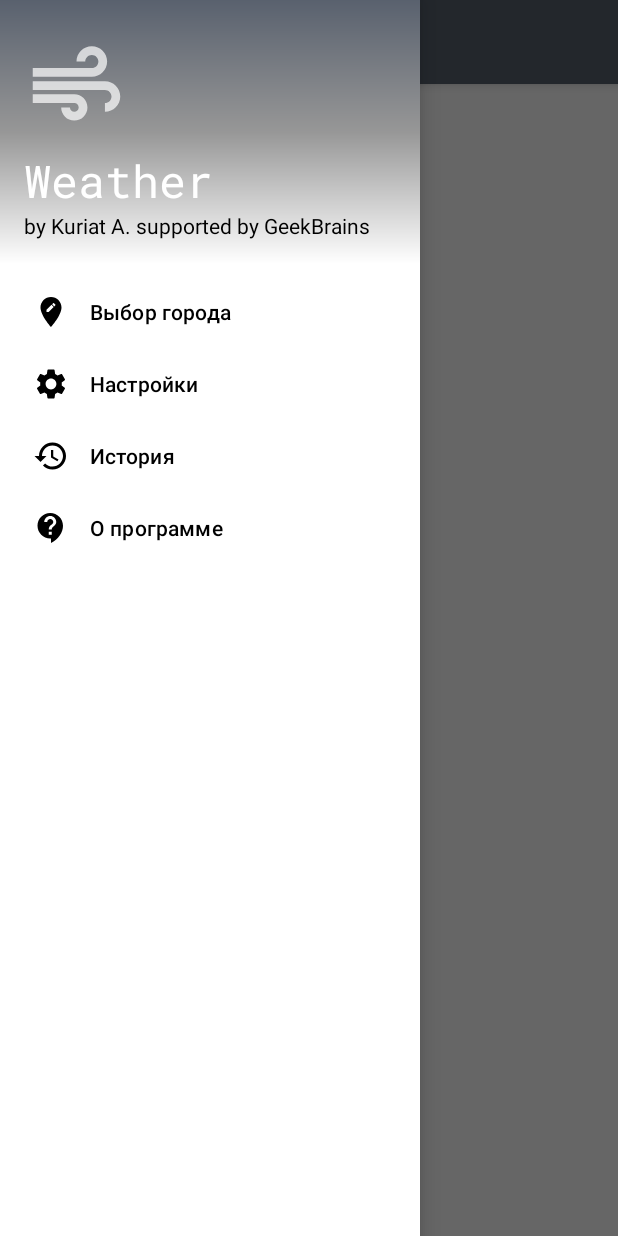
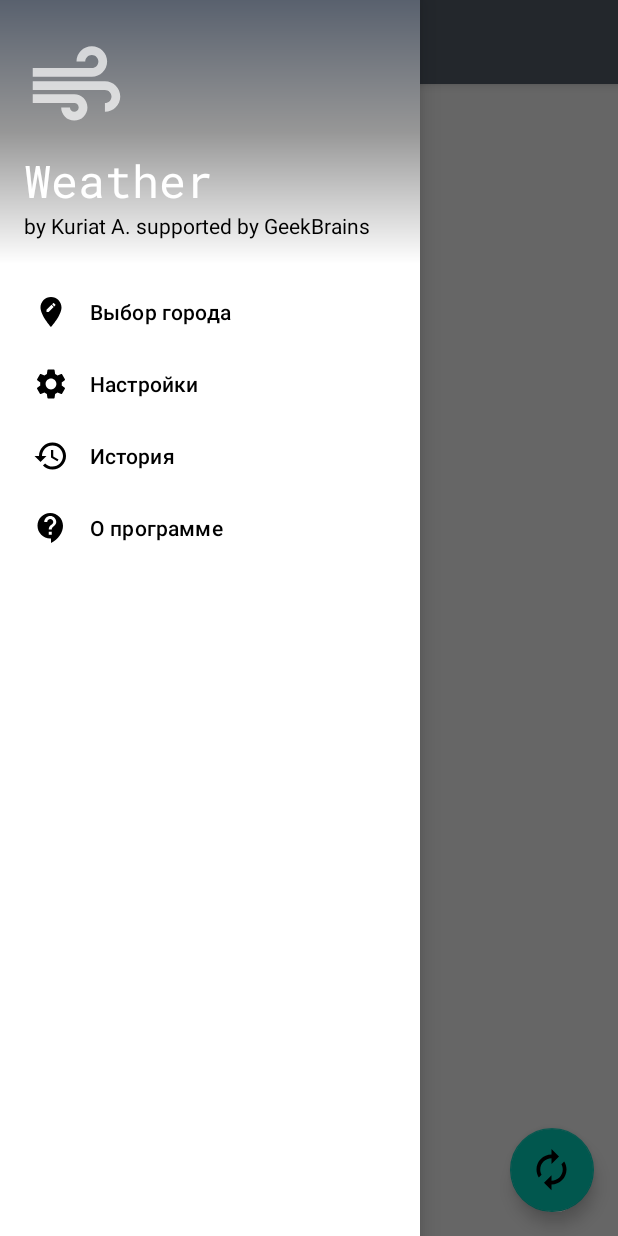
Before and after one commit to Alekskuriat/WeatherApp, an Android app: the fragment HistoryFragment placed in its activity, with the side drawer open, on a phone screen of 412 x 824 dp. Run offline under Robolectric (Android 15) with nearby library versions, the phone set to English and light mode, and no system bars; our stand-ins replace Picasso, Room's generated code; pictures from the network do not load.

```diff
--- a/app/src/main/AndroidManifest.xml
+++ b/app/src/main/AndroidManifest.xml
@@ -3,6 +3,7 @@
     package="com.example.myapplicationviewmodel">
 
     <uses-permission android:name="android.permission.INTERNET"/>
+
 
     <application
         android:name=".app.App"
--- a/app/src/main/java/com/example/myapplicationviewmodel/repository/LocalRepository.kt
+++ b/app/src/main/java/com/example/myapplicationviewmodel/repository/LocalRepository.kt
@@ -5,4 +5,5 @@ import com.example.myapplicationviewmodel.data.Weather
 interface LocalRepository {
     fun getAllHistory(): List<Weather>
     fun saveEntity(weather: Weather)
+    fun deleteAllEntity(listWeather: List<Weather>)
 }
--- a/app/src/main/java/com/example/myapplicationviewmodel/room/HistoryDao.kt
+++ b/app/src/main/java/com/example/myapplicationviewmodel/room/HistoryDao.kt
@@ -1,6 +1,5 @@
 package com.example.myapplicationviewmodel.room
 
-import androidx.lifecycle.LiveData
 import androidx.room.*
 
 @Dao
@@ -20,4 +19,7 @@ interface HistoryDao {
 
     @Delete
     fun delete(entity: HistoryEntity)
+
+    @Query("DELETE from HistoryEntity WHERE id IN (:idList)")
+    fun deleteByIdList(idList: List<Long?>?)
 }
--- a/app/src/main/java/com/example/myapplicationviewmodel/ui/main/HistoryFragment.kt
+++ b/app/src/main/java/com/example/myapplicationviewmodel/ui/main/HistoryFragment.kt
@@ -32,6 +32,7 @@ class HistoryFragment : Fragment() {
     override fun onViewCreated(view: View, savedInstanceState: Bundle?) {
         super.onViewCreated(view, savedInstanceState)
         historyFragmentRecyclerview.adapter = adapter
+        binding.deleteEntity.setOnClickListener { viewModel.deleteEntityFromDB() }
         viewModel.historyLiveData.observe(viewLifecycleOwner, Observer { renderData(it) })
         viewModel.getAllHistory()
     }
--- a/app/src/main/java/com/example/myapplicationviewmodel/ui/main/HistoryViewModel.kt
+++ b/app/src/main/java/com/example/myapplicationviewmodel/ui/main/HistoryViewModel.kt
@@ -16,4 +16,9 @@ class HistoryViewModel(
         historyLiveData.value = AppState.Loading
         historyLiveData.value = AppState.Success(historyRepository.getAllHistory())
     }
+
+    fun deleteEntityFromDB() {
+        historyRepository.deleteAllEntity(historyRepository.getAllHistory())
+        historyLiveData.value = AppState.Success(historyRepository.getAllHistory())
+    }
 }
--- a/app/src/main/res/layout/fragment_history.xml
+++ b/app/src/main/res/layout/fragment_history.xml
@@ -15,4 +15,14 @@
     <include
         android:id="@+id/includedLoadingLayout"
         layout="@layout/loading_layout" />
+
+    <com.google.android.material.floatingactionbutton.FloatingActionButton
+        android:id="@+id/deleteEntity"
+        android:layout_width="wrap_content"
+        android:layout_height="wrap_content"
+        android:layout_margin="@dimen/fab_margin"
+        android:layout_gravity="end|bottom"
+        android:src="@drawable/ic_baseline_autorenew_24"
+        app:maxImageSize="@dimen/fab_icon_size" />
+
 </FrameLayout>
```
Also changed, not shown: app/src/main/java/com/example/myapplicationviewmodel/adapters/HistoryAdapter.kt (+9 -9 lines), app/src/main/java/com/example/myapplicationviewmodel/repository/LocalRepositoryImpl.kt (+11 -1 lines), app/src/main/java/com/example/myapplicationviewmodel/ui/main/MainFragmentViewModel.kt (+3 -6 lines).
